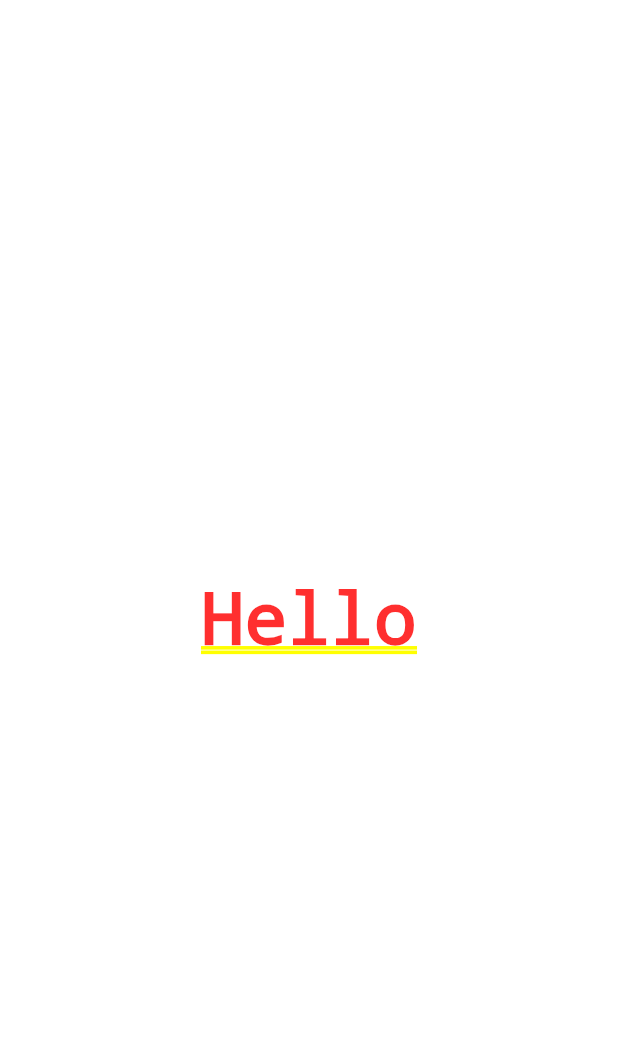
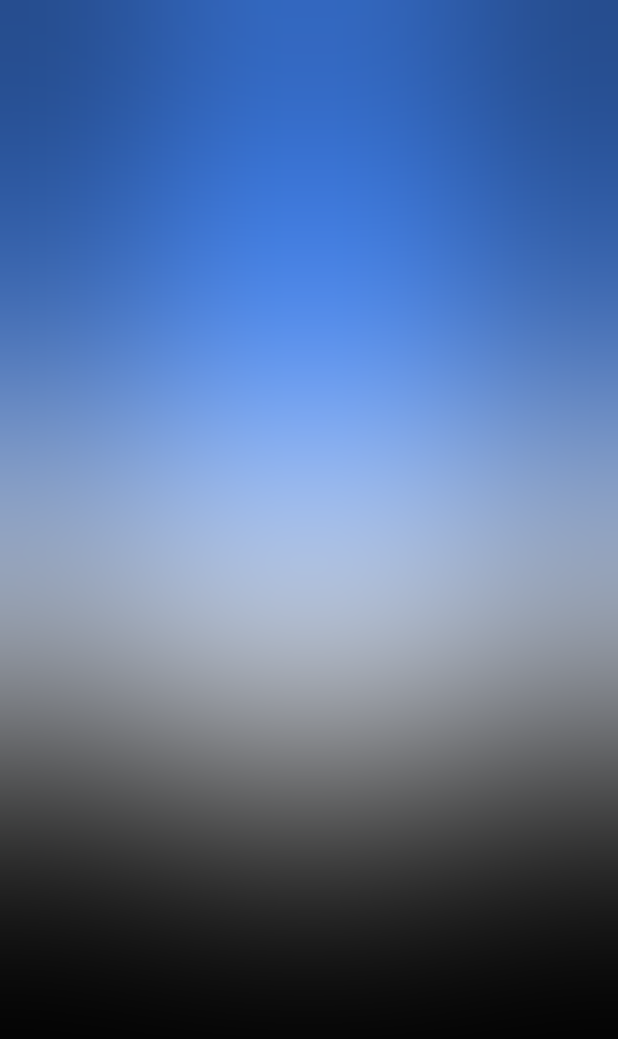
Before and after one commit to GarifullinII/weather_pro, a Flutter app: the screen it shows after launch, on a phone screen of 412 x 824 dp. Shown: the top 1039 px of the screen. Run offline on Flutter 3.47's test engine with Material 3 defaults, Android fonts, the phone set to English and light mode, and no system bars; our stand-ins replace bloc.

Commit message:
add BackdropFilter for home_screen

```diff
--- a/lib/screens/home_screen.dart
+++ b/lib/screens/home_screen.dart
@@ -1,12 +1,68 @@
+import 'dart:ui';
+
 import 'package:flutter/material.dart';
+import 'package:flutter/services.dart';
 
 class HomeScreen extends StatelessWidget {
   const HomeScreen({super.key});
 
   @override
   Widget build(BuildContext context) {
-    return const Center(
-      child: Text('Hello'),
+    return Scaffold(
+      backgroundColor: Colors.black,
+      extendBodyBehindAppBar: true,
+      appBar: AppBar(
+        backgroundColor: Colors.transparent,
+        elevation: 0,
+        systemOverlayStyle: const SystemUiOverlayStyle(
+          statusBarBrightness: Brightness.dark,
+        ),
+      ),
+      body: Padding(
+        padding: const EdgeInsets.fromLTRB(40, 1.2 * kToolbarHeight, 40, 20),
+        child: Stack(
+          children: [
+            Align(
+              alignment: const AlignmentDirectional(3, -0.3),
+              child: Container(
+                height: 300,
+                width: 300,
+                decoration: const BoxDecoration(
+                  shape: BoxShape.circle,
+                  color: Colors.white,
+                ),
+              ),
+            ),
+            Align(
+              alignment: const AlignmentDirectional(-3, -0.3),
+              child: Container(
+                height: 300,
+                width: 300,
+                decoration: const BoxDecoration(
+                  shape: BoxShape.circle,
+                  color: Colors.white,
+                ),
+              ),
+            ),
+            Align(
+              alignment: const AlignmentDirectional(0, -1.2),
+              child: Container(
+                height: 300,
+                width: 600,
+                decoration: const BoxDecoration(
+                  color: Colors.blueAccent,
+                ),
+              ),
+            ),
+            BackdropFilter(
+                filter: ImageFilter.blur(sigmaX: 100, sigmaY: 100),
+              child: Container(
+                decoration: const BoxDecoration(color: Colors.transparent),
+              ),
+            ),
+          ],
+        ),
+      ),
     );
   }
 }
```
